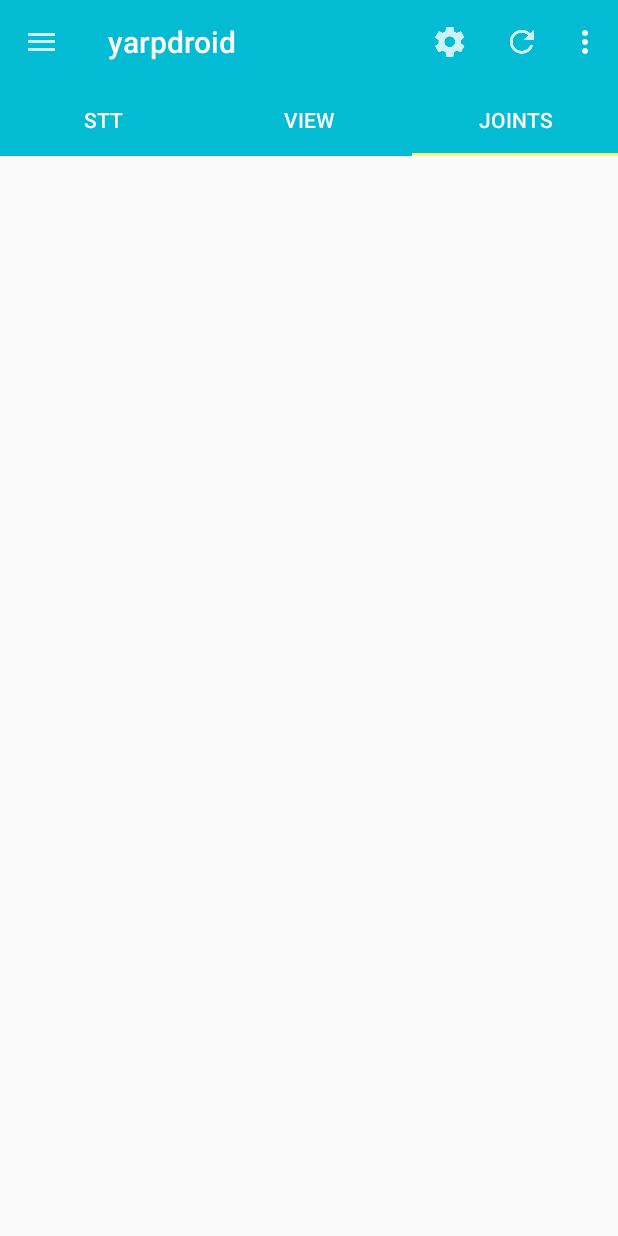
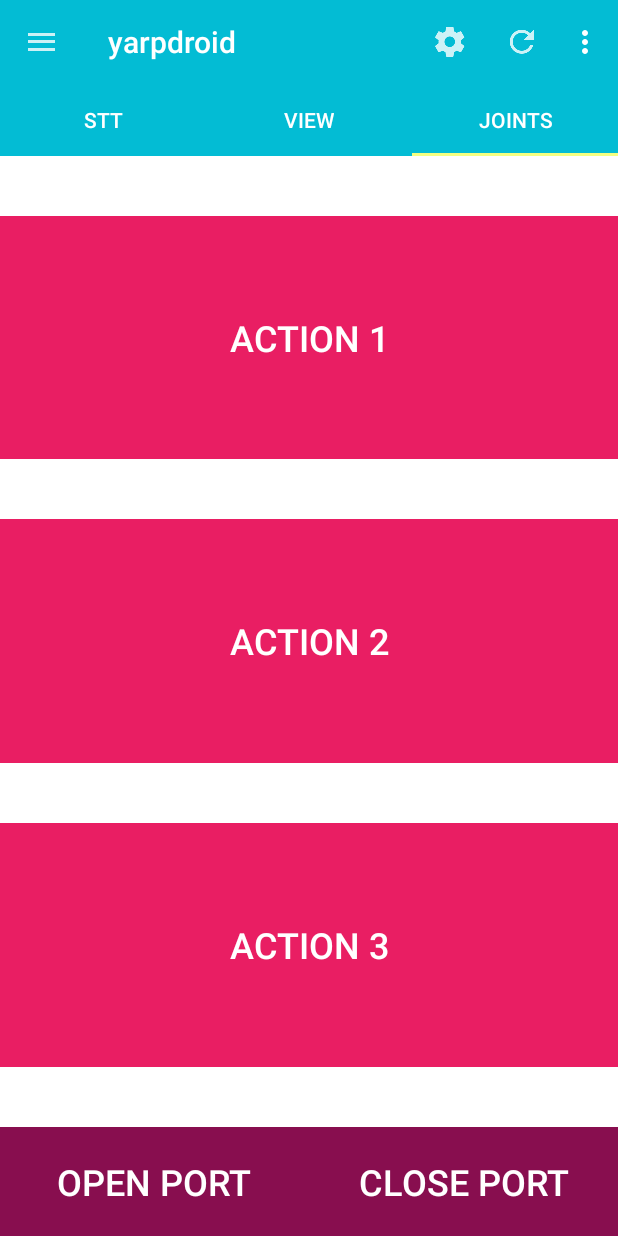
Before and after one commit to alecive/yarpdroid, an Android app: the screen it shows after launch (MainActivity), tab 3 chosen, on a phone screen of 412 x 824 dp. Run offline under Robolectric (Android 15) with nearby library versions, the phone set to English and light mode, and no system bars; 3 statements that could not run were skipped.

Commit message:
Added actions for the third tab

```diff
--- a/app/src/main/java/com/alecive/yarpdroid/MainActivity.java
+++ b/app/src/main/java/com/alecive/yarpdroid/MainActivity.java
@@ -169,7 +169,7 @@ public class MainActivity extends AppCompatActivity {
                 case 1: // Fragment # 1 - This will show YarpviewFragment
                     return yarpviewFragment.newInstance(position + 1);
                 case 2: // Fragment # 1 - This will show SecondFragment
-                    return jointsFragment.newInstance(position + 1);
+                    return demoCTPFragment.newInstance(position + 1);
                 default:
                     return null;
             }
--- /dev/null
+++ b/app/src/main/res/layout/joints_fragment.xml
@@ -0,0 +1,101 @@
+<RelativeLayout xmlns:android="http://schemas.android.com/apk/res/android"
+    xmlns:tools="http://schemas.android.com/tools" android:layout_width="fill_parent"
+    android:layout_height="fill_parent"
+    tools:context=".MainActivity$PlaceholderFragment"
+    android:background="@color/white"
+    android:layout_margin="0dp">
+
+    <LinearLayout
+        android:layout_width="fill_parent"
+        android:layout_height="wrap_content"
+        android:id="@+id/linearLayout"
+        android:orientation="vertical"
+        android:layout_above="@+id/linearLayout2"
+        android:layout_alignParentTop="true">
+
+        <Button
+            android:layout_width="match_parent"
+            android:layout_height="wrap_content"
+            android:layout_weight="1"
+            android:text="@string/action_1"
+            android:textSize="24sp"
+            android:textColor="@color/white"
+            android:id="@+id/btnAction1"
+            android:background="@color/button_color"
+            android:elevation="16dp"
+            android:padding="24dp"
+            android:layout_marginTop="40dp"
+            android:layout_marginBottom="20dp" />
+
+        <Button
+            android:layout_width="match_parent"
+            android:layout_height="wrap_content"
+            android:layout_weight="1"
+            android:text="@string/action_2"
+            android:textSize="24sp"
+            android:textColor="@color/white"
+            android:id="@+id/btnAction2"
+            android:background="@color/button_color"
+            android:elevation="16dp"
+            android:padding="24dp"
+            android:layout_marginTop="20dp"
+            android:layout_marginBottom="20dp" />
+
+        <Button
+            android:layout_width="match_parent"
+            android:layout_height="wrap_content"
+            android:layout_weight="1"
+            android:text="@string/action_3"
+            android:textSize="24sp"
+            android:textColor="@color/white"
+            android:id="@+id/btnAction3"
+            android:background="@color/button_color"
+            android:elevation="16dp"
+            android:padding="24dp"
+            android:layout_marginTop="20dp"
+            android:layout_marginBottom="40dp"/>
+
+    </LinearLayout>
+
+    <LinearLayout
+        android:layout_width="fill_parent"
+        android:layout_height="wrap_content"
+        android:id="@+id/linearLayout2"
+        android:orientation="horizontal"
+        android:layout_alignParentBottom="true">
+
+        <Button
+            android:layout_width="match_parent"
+            android:layout_height="wrap_content"
+            android:layout_weight="1"
+            android:text="@string/action_open_port"
+            android:textSize="24sp"
+            android:textColor="@color/white"
+            android:id="@+id/btnInitNative"
+            android:background="@color/button_color_2"
+            android:elevation="16dp"
+            android:padding="20dp"
+            android:paddingLeft="20dp"
+            android:paddingTop="24dp"
+            android:paddingRight="20dp"
+            android:paddingBottom="24dp" />
+
+        <Button
+            android:layout_width="match_parent"
+            android:layout_height="wrap_content"
+            android:layout_weight="1"
+            android:text="@string/action_close_port"
+            android:textSize="24sp"
+            android:textColor="@color/white"
+            android:id="@+id/btnFiniNative"
+            android:background="@color/button_color_2"
+            android:elevation="16dp"
+            android:padding="20dp"
+            android:paddingLeft="20dp"
+            android:paddingTop="24dp"
+            android:paddingRight="20dp"
+            android:paddingBottom="24dp" />
+
+    </LinearLayout>
+
+</RelativeLayout>
--- a/app/src/main/res/values/strings.xml
+++ b/app/src/main/res/values/strings.xml
@@ -13,7 +13,10 @@
     <string name="description">_</string>
     <string name="title_section1">STT</string>
     <string name="title_section2">view</string>
-    <string name="title_section3">boh</string>
+    <string name="title_section3">DemoCTP</string>
+    <string name="action_1">Action 1</string>
+    <string name="action_2">Action 2</string>
+    <string name="action_3">Action 3</string>
     <string name="drawer_open">Open</string>
     <string name="drawer_close">Close</string>
     <string name="cam_left">Left Camera</string>
```
Also changed, not shown: app/src/main/java/com/alecive/yarpdroid/STTFragment.java (+5 -5 lines), app/src/main/java/com/alecive/yarpdroid/demoCTPFragment.java (added, +136 -0 lines), app/src/main/java/com/alecive/yarpdroid/jointsFragment.java (deleted, +0 -25 lines), 6 other files.
